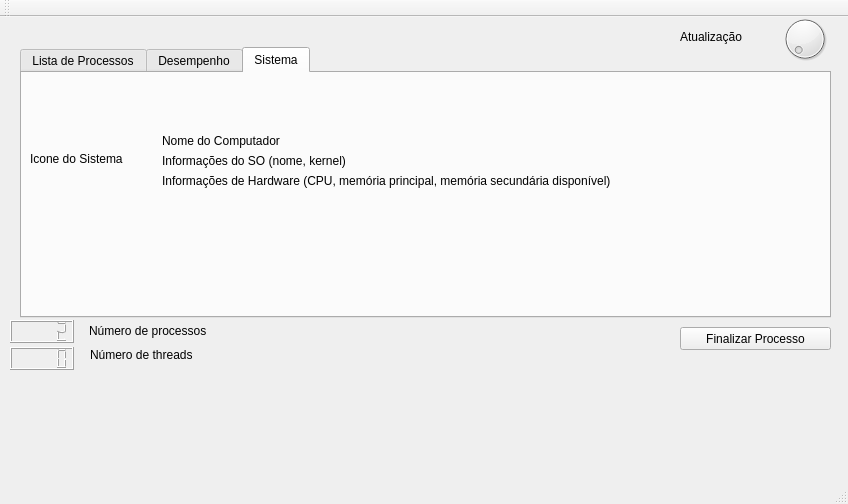
Above: mainwindow.ui from rubenbdpaz-zz/SO_Trab4 before the change. Below: the same form after it.
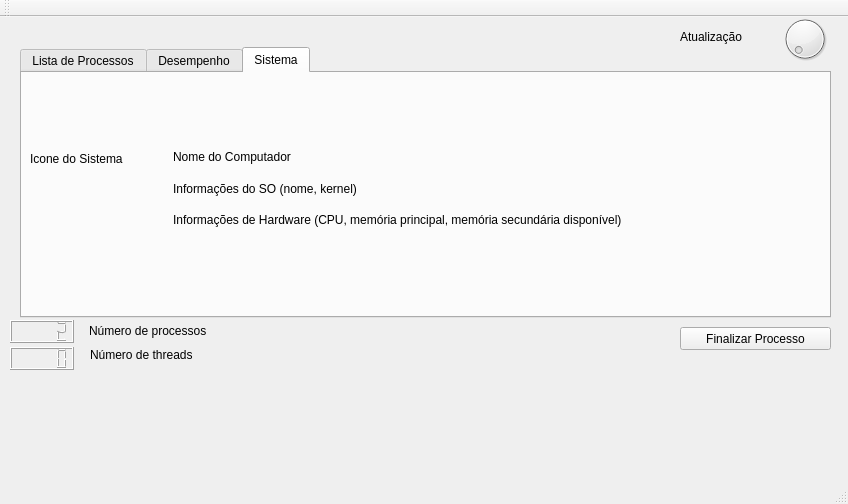
That is the form after the change. The open tabs and pages were chosen to show the change.

Commit message: Add informações do sistema

```diff
--- a/mainwindow.ui
+++ b/mainwindow.ui
@@ -249,44 +249,38 @@
        <string>Icone do Sistema</string>
       </property>
      </widget>
-     <widget class="QLabel" name="label_7">
+     <widget class="QWidget" name="">
       <property name="geometry">
        <rect>
         <x>140</x>
         <y>60</y>
-        <width>171</width>
-        <height>16</height>
+        <width>550</width>
+        <height>111</height>
        </rect>
       </property>
+      <layout class="QGridLayout" name="gridLayout">
+       <item row="0" column="0">
+        <widget class="QLabel" name="NomePC">
       <property name="text">
        <string>Nome do Computador</string>
       </property>
      </widget>
-     <widget class="QLabel" name="label_8">
-      <property name="geometry">
-       <rect>
-        <x>140</x>
-        <y>80</y>
-        <width>301</width>
-        <height>16</height>
-       </rect>
-      </property>
+       </item>
+       <item row="1" column="0">
+        <widget class="QLabel" name="infoSO">
       <property name="text">
        <string>Informações do SO (nome, kernel)</string>
       </property>
      </widget>
-     <widget class="QLabel" name="label_9">
-      <property name="geometry">
-       <rect>
-        <x>140</x>
-        <y>100</y>
-        <width>631</width>
-        <height>16</height>
-       </rect>
-      </property>
+       </item>
+       <item row="2" column="0">
+        <widget class="QLabel" name="infoHW">
       <property name="text">
        <string>Informações de Hardware (CPU, memória principal, memória secundária disponível)</string>
       </property>
+        </widget>
+       </item>
+      </layout>
      </widget>
     </widget>
    </widget>
```
Left out of the diff: 10 changed lines with no effect on the pictures. Lines whose indentation alone changed are shown as unchanged. The commit also changes 1 other file.
